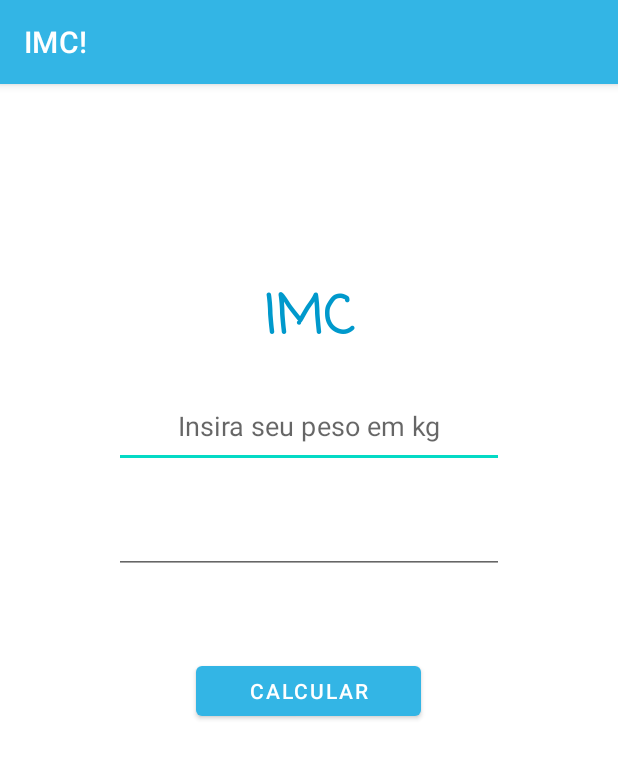
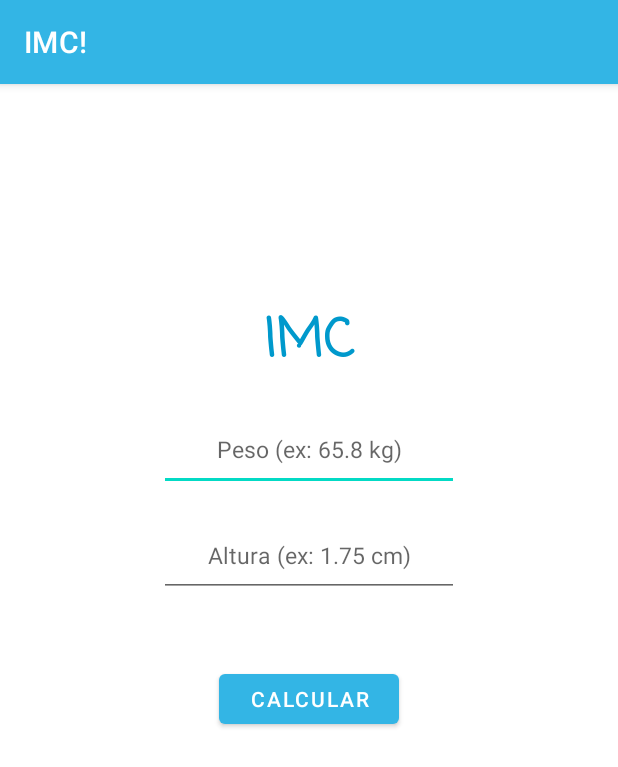
Before and after one commit to marcosdenisalves/imcapp, an Android app: the screen it shows after launch (MainActivity), on a phone screen of 412 x 824 dp. Shown: the top 767 px of the screen. Run offline under Robolectric (Android 15) with nearby library versions, the phone set to English and light mode, and no system bars.

Commit message:
alterando spaçamento

```diff
--- a/app/src/main/res/layout/activity_main.xml
+++ b/app/src/main/res/layout/activity_main.xml
@@ -17,24 +17,24 @@
 
     <EditText
         android:id="@+id/inputTxtOne"
-        android:hint="Insira seu peso em kg"
+        android:hint="Peso (ex: 65.8 kg)"
         style="@style/EditTextStyle" />
 
     <EditText
         android:id="@+id/inputTxtTwo"
-        android:hint=""
+        android:hint="Altura (ex: 1.75 cm)"
         style="@style/EditTextStyle"/>
 
     <Button
         android:id="@+id/btnCalc"
         android:text="calcular"
-        android:layout_marginTop="40dp"
-        android:layout_width="150dp"
+        android:layout_marginTop="30dp"
+        android:layout_width="120dp"
         android:layout_height="45dp"/>
 
     <TextView
         android:id="@+id/textResult"
-        android:layout_marginTop="60dp"
+        android:layout_marginTop="40dp"
         android:layout_width="250dp"
         android:layout_height="150dp" />
 </LinearLayout>
--- a/app/src/main/res/values/styles.xml
+++ b/app/src/main/res/values/styles.xml
@@ -1,10 +1,11 @@
 <?xml version="1.0" encoding="utf-8"?>
 <resources>
    <style name="EditTextStyle">
-        <item name="android:inputType">number</item>
+        <item name="android:inputType">numberDecimal</item>
         <item name="android:textAlignment">center</item>
+        <item name="android:textSize">15sp</item>
         <item name="android:layout_marginBottom">15dp</item>
-        <item name="android:layout_width">260dp</item>
+        <item name="android:layout_width">200dp</item>
         <item name="android:layout_height">55dp</item>
     </style>
 </resources>
```
